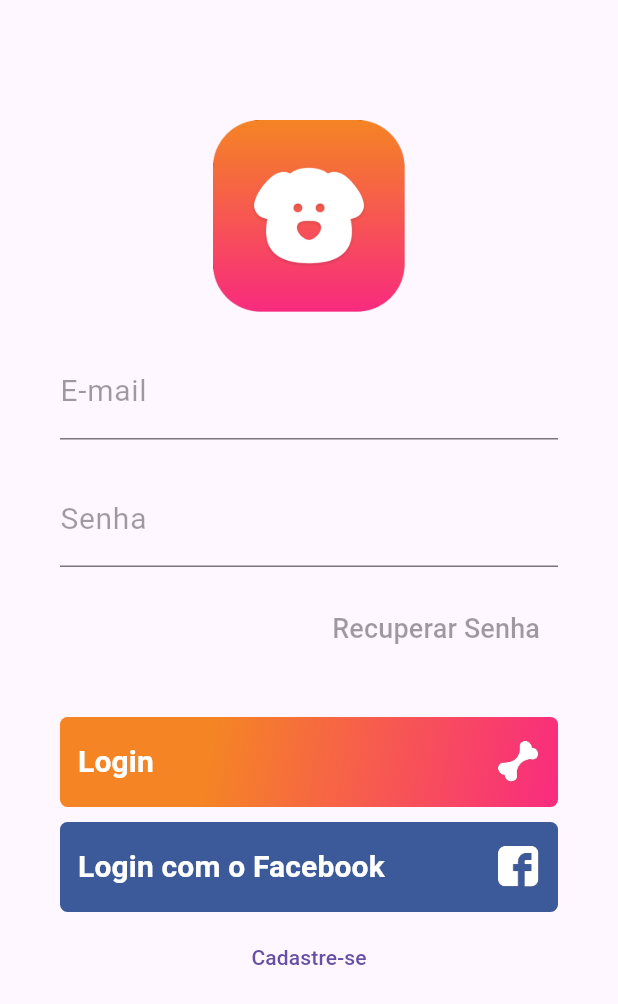
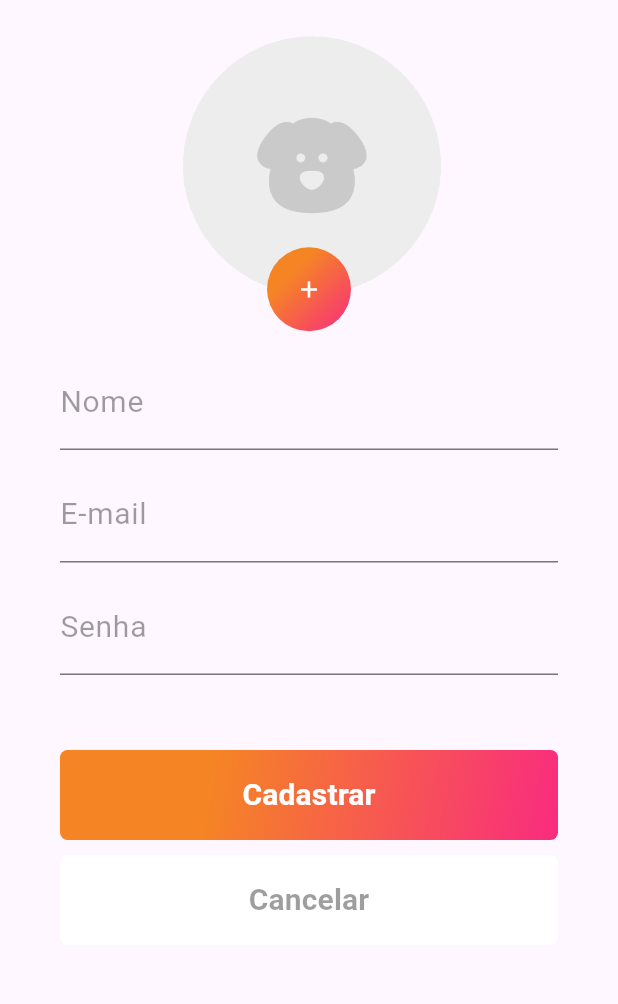
Before and after one commit to pablo-sa10/Login-flutter, a Flutter app: the screen it shows after launch, after a tap on "Cadastre-se", on a phone screen of 412 x 824 dp. Shown: the top 1004 px of the screen. Run offline on Flutter 3.47's test engine with Material 3 defaults, Android fonts, the phone set to English and light mode, and no system bars.

Commit message:
tela de cadastro feita ;)

```diff
--- a/login/lib/main.dart
+++ b/login/lib/main.dart
@@ -1,6 +1,6 @@
 import 'package:flutter/material.dart';
 //import 'package:login/pages/minhaHome.dart';
-import 'package:login/pages/home.dart';
+import 'package:login/pages/login.dart';
 
 void main() {
   runApp(const MyApp());
@@ -17,7 +17,7 @@ class MyApp extends StatelessWidget {
       theme: ThemeData(
         primarySwatch: Colors.deepOrange,
       ),
-      home: const Home()
+      home: const Login()
     );
   }
 }
--- a/login/lib/pages/home.dart
+++ b/login/lib/pages/login.dart
@@ -1,14 +1,15 @@
 import 'package:flutter/material.dart';
 import 'package:login/pages/reset_password.dart';
+import 'package:login/pages/sign_up.dart';
 
-class Home extends StatefulWidget {
-  const Home({super.key});
+class Login extends StatefulWidget {
+  const Login({super.key});
 
   @override
-  State<Home> createState() => _HomeState();
+  State<Login> createState() => _LoginState();
 }
 
-class _HomeState extends State<Home> {
+class _LoginState extends State<Login> {
   @override
   Widget build(BuildContext context) {
     return Scaffold(
@@ -25,6 +26,7 @@ class _HomeState extends State<Home> {
               height: 20,
             ),
             TextFormField(
+              autofocus: true,
               keyboardType: TextInputType.emailAddress,
               decoration: const InputDecoration(
                   labelText: "E-mail",
@@ -57,9 +59,10 @@ class _HomeState extends State<Home> {
               child: TextButton(
                   onPressed: () {
                     Navigator.push(
-                        context, MaterialPageRoute(
-                      builder: (context) => const ResetPasswordPage(),)
-                    );
+                        context,
+                        MaterialPageRoute(
+                          builder: (context) => const ResetPasswordPage(),
+                        ));
                   },
                   child: const Text(
                     "Recuperar Senha",
@@ -146,7 +149,10 @@ class _HomeState extends State<Home> {
             SizedBox(
               height: 40,
               child: TextButton(
-                onPressed: () => {},
+                onPressed: () => {
+                  Navigator.push(context,
+                      MaterialPageRoute(builder: (context) => const SignUp()))
+                },
                 child: const Text(
                   "Cadastre-se",
                   textAlign: TextAlign.center,
--- /dev/null
+++ b/login/lib/pages/sign_up.dart
@@ -0,0 +1,169 @@
+import 'package:flutter/material.dart';
+
+class SignUp extends StatefulWidget {
+  const SignUp({super.key});
+
+  @override
+  State<SignUp> createState() => _SignUpState();
+}
+
+class _SignUpState extends State<SignUp> {
+  @override
+  Widget build(BuildContext context) {
+    return Scaffold(
+      body: Container(
+        padding: const EdgeInsets.only(top: 10, right: 40, left: 40),
+        child: ListView(
+          children: [
+            Container(
+              width: 200,
+              height: 200,
+              alignment: const Alignment(0.0, 1.15),
+              decoration: const BoxDecoration(
+                image: DecorationImage(
+                    image: AssetImage("assets/profile-picture.png"),
+                    fit: BoxFit.fitHeight),
+              ),
+              child: Container(
+                height: 56,
+                width: 56,
+                alignment: Alignment.center,
+                decoration: BoxDecoration(
+                  gradient: const LinearGradient(
+                      begin: Alignment.topLeft,
+                      end: Alignment.bottomRight,
+                      stops: [
+                        0.3,
+                        1.0
+                      ],
+                      colors: [
+                        Color(0xFFF58524),
+                        Color(0xFFF92B7F),
+                      ]),
+                  borderRadius: BorderRadius.circular(56),
+                ),
+                child: TextButton(
+                  onPressed: () {},
+                  child: const SizedBox(
+                    child: Icon(
+                      Icons.add,
+                      color: Colors.white,
+                    ),
+                  ),
+                ),
+              ),
+            ),
+            const SizedBox(
+              height: 25,
+            ),
+            TextFormField(
+              keyboardType: TextInputType.text,
+              decoration: const InputDecoration(
+                labelText: "Nome",
+                labelStyle: TextStyle(
+                  color: Colors.black38,
+                  fontWeight: FontWeight.w400,
+                  fontSize: 20,
+                ),
+              ),
+              style: const TextStyle(fontSize: 20),
+            ),
+            const SizedBox(
+              height: 10,
+            ),
+            TextFormField(
+              keyboardType: TextInputType.emailAddress,
+              decoration: const InputDecoration(
+                labelText: "E-mail",
+                labelStyle: TextStyle(
+                  color: Colors.black38,
+                  fontWeight: FontWeight.w400,
+                  fontSize: 20,
+                ),
+              ),
+              style: const TextStyle(fontSize: 20),
+            ),
+            const SizedBox(
+              height: 10,
+            ),
+            TextFormField(
+              keyboardType: TextInputType.text,
+              obscureText: true,
+              decoration: const InputDecoration(
+                labelText: "Senha",
+                labelStyle: TextStyle(
+                  color: Colors.black38,
+                  fontWeight: FontWeight.w400,
+                  fontSize: 20,
+                ),
+              ),
+              style: const TextStyle(fontSize: 20),
+            ),
+            const SizedBox(
+              height: 50,
+            ),
+            Container(
+              height: 60,
+              alignment: Alignment.centerLeft,
+              decoration: BoxDecoration(
+                gradient: const LinearGradient(
+                    begin: Alignment.topLeft,
+                    end: Alignment.bottomRight,
+                    stops: [
+                      0.3,
+                      1
+                    ],
+                    colors: [
+                      Color(0xFFF58524),
+                      Color(0xFFF92B7F),
+                    ]),
+                borderRadius: BorderRadius.circular(5),
+              ),
+              child: SizedBox.expand(
+                child: TextButton(
+                  onPressed: () => {},
+                  child: const Row(
+                    mainAxisAlignment: MainAxisAlignment.center,
+                    children: [
+                      Text("Cadastrar",
+                          style: TextStyle(
+                              fontSize: 20,
+                              fontWeight: FontWeight.bold,
+                              color: Colors.white))
+                    ],
+                  ),
+                ),
+              ),
+            ),
+            const SizedBox(
+              height: 10,
+            ),
+            Container(
+              height: 60,
+              alignment: Alignment.centerLeft,
+              decoration: BoxDecoration(
+                color: Colors.white,
+                borderRadius: BorderRadius.circular(5),
+              ),
+              child: SizedBox.expand(
+                child: TextButton(
+                  onPressed: () => {Navigator.pop(context, false)},
+                  child: const Row(
+                    mainAxisAlignment: MainAxisAlignment.center,
+                    children: [
+                      Text("Cancelar",
+                          style: TextStyle(
+                              fontSize: 20,
+                              fontWeight: FontWeight.bold,
+                              color: Colors.black38))
+                    ],
+                  ),
+                ),
+              ),
+            ),
+          ],
+        ),
+      ),
+    );
+  }
+}
```
